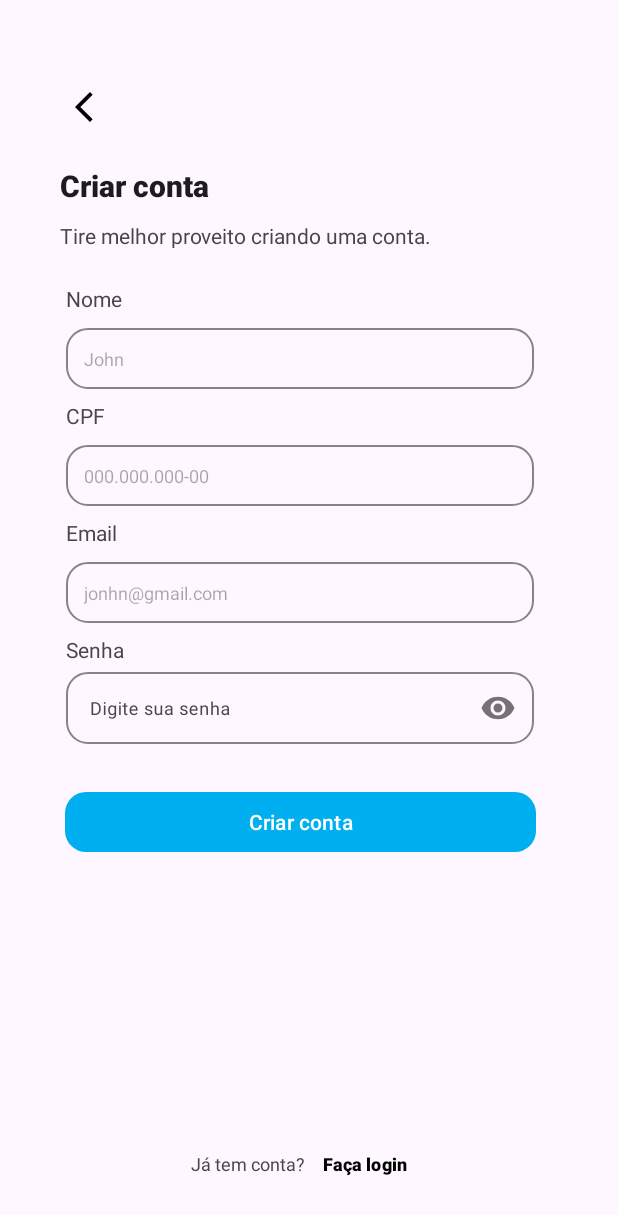
After one commit to DaSilvaThiago/Echo-Project, an Android app: the RegisterUserActivity screen opened directly, with no data from a screen before it, on a phone screen of 412 x 824 dp. The commit adds this screen. Shown: the top 1215 px of the screen. Run offline under Robolectric (Android 15) with nearby library versions, the phone set to English and light mode, and no system bars.

Commit message:
register ui and back ok

```diff
--- a/app/src/main/java/com/example/teachersteps/LoginActivity.kt
+++ b/app/src/main/java/com/example/teachersteps/LoginActivity.kt
@@ -27,6 +27,12 @@ class LoginActivity : AppCompatActivity() {
         emailEditText = findViewById(R.id.emailEditText)
         passwordEditText = findViewById(R.id.passwordEditText)
         val loginButton: Button = findViewById(R.id.loginBtn)
+        val registerButton: Button = findViewById(R.id.createAccount)
+
+        registerButton.setOnClickListener{
+            val intent = Intent(this,RegisterUserActivity::class.java)
+            startActivity(intent)
+        }
 
         loginButton.setOnClickListener {
             blockLogin()
--- /dev/null
+++ b/app/src/main/java/com/example/teachersteps/RegisterUserActivity.kt
@@ -0,0 +1,78 @@
+package com.example.teachersteps
+
+import android.content.Intent
+import android.os.Bundle
+import android.widget.Button
+import android.widget.EditText
+import android.widget.ImageButton
+import android.widget.Toast
+import androidx.appcompat.app.AppCompatActivity
+import api.client.Client
+import api.client.Responses
+import com.google.android.material.textfield.TextInputEditText
+import kotlinx.coroutines.CoroutineScope
+import kotlinx.coroutines.Dispatchers
+import kotlinx.coroutines.launch
+import retrofit2.Response
+
+class RegisterUserActivity : AppCompatActivity() {
+    override fun onCreate(savedInstanceState: Bundle?) {
+        super.onCreate(savedInstanceState)
+        setContentView(R.layout.activity_register_user)
+
+        val loginPage = findViewById<Button>(R.id.loginPage)
+        val returnButton = findViewById<ImageButton>(R.id.imageButton)
+        loginPage.setOnClickListener{
+            val intent = Intent(this,LoginActivity::class.java)
+            startActivity(intent)
+        }
+        returnButton.setOnClickListener{
+            val intent = Intent(this,LoginActivity::class.java)
+            startActivity(
+                intent)
+        }
+
+        val nameEditText = findViewById<EditText>(R.id.nameEditText)
+        val emailEditText = findViewById<EditText>(R.id.emailEditText)
+        val cpfEditText = findViewById<EditText>(R.id.cpfEditText)
+        val passwordEditText = findViewById<TextInputEditText>(R.id.passwordEditText)
+        val registerButton = findViewById<Button>(R.id.createBtn)
+
+        registerButton.setOnClickListener {
+            val name = nameEditText.text.toString()
+            val email = emailEditText.text.toString()
+            val password = passwordEditText.text.toString()
+            val cpf = cpfEditText.text.toString()
+
+
+            val user = Responses.RegisterUser(name, email, password, cpf)
+            registerUser(user)
+        }
+    }
+
+    private fun registerUser(user: Responses.RegisterUser) {
+        val intent = Intent(this,CongratulationsActivity::class.java)
+
+        CoroutineScope(Dispatchers.IO).launch {
+            try {
+                val response: Response<Responses.RegisterUserResponse> = Client.RetrofitRegister.api.registerUser(user)
+                runOnUiThread {
+                    if (response.isSuccessful) {
+                        startActivity(intent)
+                    } else {
+                        Toast.makeText(this@RegisterUserActivity, "Registration Failed: ${response.errorBody()?.string()}", Toast.LENGTH_LONG).show()
+                    }
+                }
+            } catch (e: Exception) {
+                runOnUiThread {
+                    Toast.makeText(this@RegisterUserActivity, "An error occurred: ${e.message}", Toast.LENGTH_LONG).show()
+                }
+            }
+        }
+    }
+
+
+
+
+
+}
--- /dev/null
+++ b/app/src/main/res/drawable/baseline_arrow_back_ios_new_24.xml
@@ -0,0 +1,5 @@
+<vector xmlns:android="http://schemas.android.com/apk/res/android" android:height="24dp" android:tint="#000000" android:viewportHeight="24" android:viewportWidth="24" android:width="24dp">
+
+    <path android:fillColor="@android:color/white" android:pathData="M17.77,3.77l-1.77,-1.77l-10,10l10,10l1.77,-1.77l-8.23,-8.23z"/>
+
+</vector>
--- /dev/null
+++ b/app/src/main/res/layout/activity_register_user.xml
@@ -0,0 +1,198 @@
+<?xml version="1.0" encoding="utf-8"?>
+<androidx.constraintlayout.widget.ConstraintLayout xmlns:android="http://schemas.android.com/apk/res/android"
+    xmlns:app="http://schemas.android.com/apk/res-auto"
+    xmlns:tools="http://schemas.android.com/tools"
+    android:id="@+id/main"
+    android:layout_width="match_parent"
+    android:layout_height="match_parent"
+    tools:context=".RegisterUserActivity">
+
+
+    <TextView
+        android:id="@+id/textView12"
+        android:layout_width="wrap_content"
+        android:layout_height="wrap_content"
+        android:layout_marginTop="8dp"
+        android:text="CPF"
+        app:layout_constraintStart_toStartOf="@+id/nameEditText"
+        app:layout_constraintTop_toBottomOf="@+id/nameEditText" />
+
+    <TextView
+        android:id="@+id/textView11"
+        android:layout_width="wrap_content"
+        android:layout_height="wrap_content"
+        android:layout_marginStart="4dp"
+        android:layout_marginTop="24dp"
+        android:text="Nome"
+        app:layout_constraintStart_toStartOf="@+id/textView2"
+        app:layout_constraintTop_toBottomOf="@+id/textView2" />
+
+    <EditText
+        android:id="@+id/cpfEditText"
+        android:layout_width="312dp"
+        android:layout_height="wrap_content"
+        android:layout_marginTop="10dp"
+        android:background="@drawable/inputfit"
+        android:hint="000.000.000-00"
+        android:inputType="text"
+        android:padding="12dp"
+        android:textSize="12dp"
+        app:layout_constraintStart_toStartOf="@+id/textView12"
+        app:layout_constraintTop_toBottomOf="@+id/textView12" />
+
+    <EditText
+        android:id="@+id/nameEditText"
+        android:layout_width="312dp"
+        android:layout_height="wrap_content"
+        android:layout_marginTop="10dp"
+        android:background="@drawable/inputfit"
+        android:hint="John"
+        android:inputType="text"
+        android:padding="12dp"
+        android:textSize="12dp"
+        app:layout_constraintStart_toStartOf="@+id/textView11"
+        app:layout_constraintTop_toBottomOf="@+id/textView11" />
+
+    <TextView
+        android:id="@+id/textView8"
+        android:layout_width="wrap_content"
+        android:layout_height="wrap_content"
+        android:layout_marginTop="8dp"
+        android:text="Email"
+        app:layout_constraintStart_toStartOf="@+id/cpfEditText"
+        app:layout_constraintTop_toBottomOf="@+id/cpfEditText" />
+
+    <EditText
+        android:id="@+id/emailEditText"
+        android:layout_width="312dp"
+        android:layout_height="wrap_content"
+        android:layout_marginTop="10dp"
+        android:background="@drawable/inputfit"
+        android:hint="jonhn@gmail.com"
+
+        android:inputType="textEmailAddress"
+        android:padding="12dp"
+        android:textSize="12dp"
+        app:layout_constraintEnd_toEndOf="@+id/textView"
+        app:layout_constraintHorizontal_bias="0.0"
+        app:layout_constraintStart_toStartOf="@+id/textView8"
+        app:layout_constraintTop_toBottomOf="@+id/textView8" />
+
+    <Button
+        android:id="@+id/createBtn"
+        android:layout_width="314dp"
+        android:layout_height="40dp"
+        android:layout_marginTop="28dp"
+
+
+        android:background="@drawable/circle_blue"
+
+        android:text="Criar conta"
+        android:textColor="#FFFFFF"
+        android:textSize="14dp"
+        app:layout_constraintEnd_toEndOf="@+id/textInputLayout"
+        app:layout_constraintStart_toStartOf="@+id/textInputLayout"
+        app:layout_constraintTop_toBottomOf="@+id/textInputLayout" />
+
+    <TextView
+        android:id="@+id/textView"
+        android:layout_width="313dp"
+        android:layout_height="33dp"
+        android:layout_marginTop="24dp"
+        android:fontFamily="sans-serif-black"
+        android:text="Criar conta"
+        android:textAppearance="@style/TextAppearance.AppCompat.Large"
+        android:textSize="20sp"
+        app:layout_constraintEnd_toEndOf="parent"
+        app:layout_constraintHorizontal_bias="0.0"
+        app:layout_constraintStart_toStartOf="@+id/imageButton"
+        app:layout_constraintTop_toBottomOf="@+id/imageButton" />
+
+
+    <TextView
+        android:id="@+id/textView2"
+        android:layout_width="265dp"
+        android:layout_height="18dp"
+        android:layout_marginTop="4dp"
+        android:text="Tire melhor proveito criando uma conta."
+        app:layout_constraintEnd_toEndOf="@+id/textView"
+        app:layout_constraintHorizontal_bias="0.0"
+        app:layout_constraintStart_toStartOf="@+id/textView"
+        app:layout_constraintTop_toBottomOf="@+id/textView" />
+
+
+    <Button
+        android:id="@+id/loginPage"
+        android:layout_width="wrap_content"
+        android:layout_height="wrap_content"
+        android:layout_marginStart="12dp"
+        android:background="#00FFFFFF"
+        android:padding="0sp"
+        android:text="Faça login"
+        android:textAlignment="textStart"
+        android:textColor="#000000"
+        android:textSize="12sp"
+        android:textStyle="bold"
+        app:layout_constraintBottom_toBottomOf="@+id/textView3"
+        app:layout_constraintStart_toEndOf="@+id/textView3"
+        app:layout_constraintTop_toTopOf="@+id/textView3" />
+
+    <TextView
+        android:id="@+id/textView3"
+        android:layout_width="wrap_content"
+        android:layout_height="wrap_content"
+        android:padding="0sp"
+        android:layout_marginStart="84dp"
+        android:layout_marginBottom="40dp"
+        android:text="Já tem conta?"
+        android:textSize="12sp"
+        app:layout_constraintBottom_toBottomOf="parent"
+        app:layout_constraintStart_toStartOf="@+id/createBtn"
+        app:layout_constraintTop_toBottomOf="@+id/createBtn"
+        app:layout_constraintVertical_bias="1.0" />
+
+    <TextView
+        android:id="@+id/textView9"
+        android:layout_width="wrap_content"
+        android:layout_height="wrap_content"
+        android:layout_marginTop="8dp"
+        android:text="Senha"
+        app:layout_constraintEnd_toEndOf="@+id/emailEditText"
+        app:layout_constraintHorizontal_bias="0.0"
+        app:layout_constraintStart_toStartOf="@+id/emailEditText"
+        app:layout_constraintTop_toBottomOf="@+id/emailEditText" />
+
+    <com.google.android.material.textfield.TextInputLayout
+        android:id="@+id/textInputLayout"
+        android:layout_width="312dp"
+        android:layout_height="57dp"
+        app:layout_constraintEnd_toEndOf="@+id/emailEditText"
+        app:layout_constraintHorizontal_bias="0.0"
+        app:layout_constraintStart_toStartOf="@+id/emailEditText"
+        app:layout_constraintTop_toBottomOf="@+id/textView9"
+        app:passwordToggleEnabled="true">
+
+        <com.google.android.material.textfield.TextInputEditText
+            android:id="@+id/passwordEditText"
+            android:layout_width="match_parent"
+            android:layout_height="wrap_content"
+            android:background="@drawable/inputfit"
+            android:hint="Digite sua senha"
+            android:inputType="textPassword"
+            android:padding="12dp"
+            android:textSize="12dp" />
+    </com.google.android.material.textfield.TextInputLayout>
+
+    <ImageButton
+        android:id="@+id/imageButton"
+        android:layout_width="31dp"
+        android:layout_height="30dp"
+        android:layout_marginStart="40dp"
+        android:layout_marginTop="56dp"
+        android:background="#00FFFFFF"
+        app:layout_constraintStart_toStartOf="parent"
+        app:layout_constraintTop_toTopOf="parent"
+        app:srcCompat="@drawable/baseline_arrow_back_ios_new_24" />
+
+
+</androidx.constraintlayout.widget.ConstraintLayout>
```
Also changed, not shown: app/src/main/AndroidManifest.xml (+8 -2 lines), app/src/main/java/api/client/Client.kt (+10 -0 lines), app/src/main/java/api/client/Responses.kt (+10 -3 lines), app/src/main/java/api/client/Services.kt (+6 -1 lines), app/src/main/java/com/example/teachersteps/CongratulationsActivity.kt (added, +22 -0 lines), app/src/main/res/layout/activity_congratulations.xml (added, +84 -0 lines).
